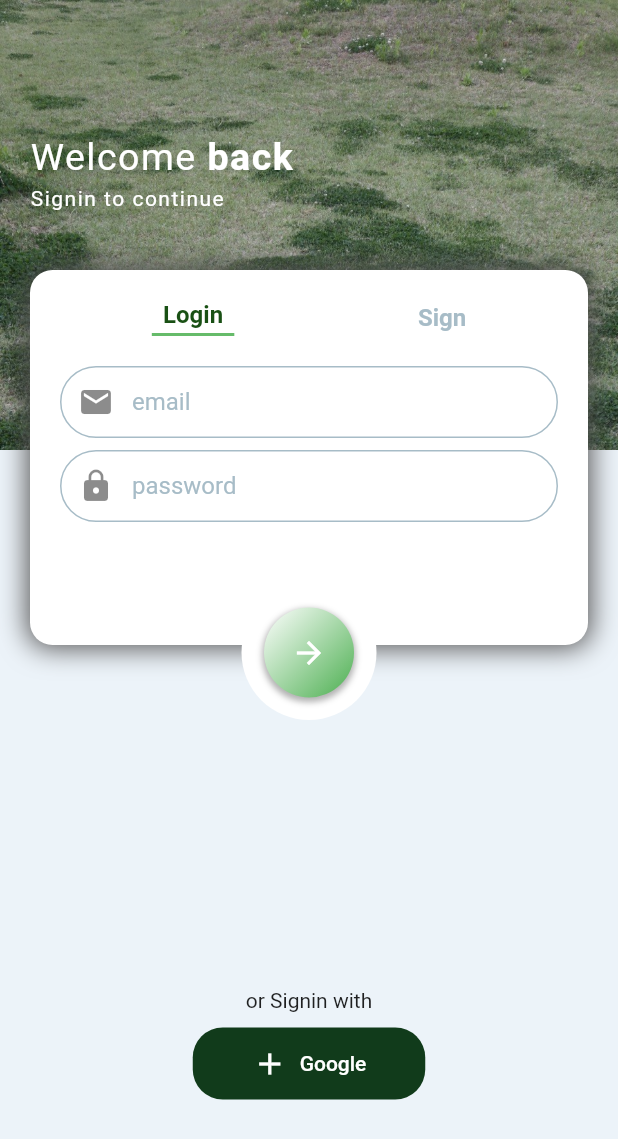
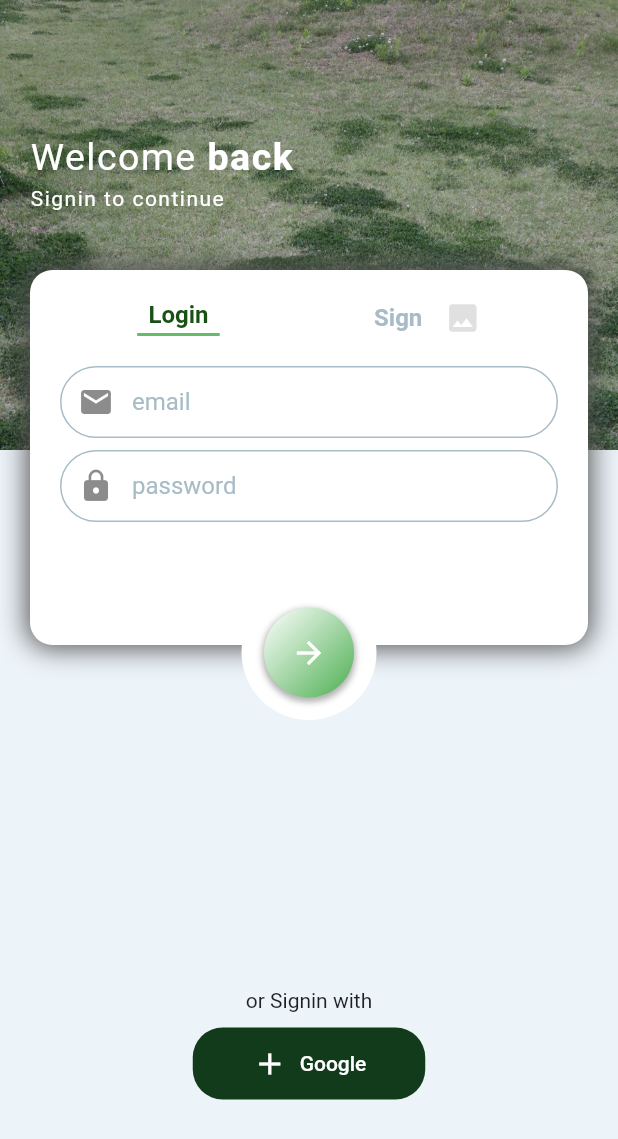
Before and after one commit to so0ng0970/chat_app, a Flutter app: the screen it shows after launch, after a tap on the "arrow forward" icon, after a tap on "Login", on a phone screen of 412 x 824 dp. Shown: the top 1139 px of the screen. Run offline on Flutter 3.47's test engine with Material 2 defaults, Android fonts, the phone set to English and light mode, and no system bars; drawn by our look-alikes of modal_progress_hud_nsn; our stand-ins replace cloud_firestore, firebase_auth, firebase_core; accounts and stored records are empty; network calls fail.

Commit message:
user,Image

```diff
--- a/lib/chatting/chat/message.dart
+++ b/lib/chatting/chat/message.dart
@@ -30,6 +30,7 @@ class Message extends StatelessWidget {
             return ChatBubble(
               chatDocs[index]['text'],
               chatDocs[index]['userId'].toString() == user!.uid,
+              chatDocs[index]['userName'],
             );
           },
         );
--- a/lib/screens/main_screen.dart
+++ b/lib/screens/main_screen.dart
@@ -1,5 +1,7 @@
+import 'package:chat_app/add_image/add_image.dart';
 import 'package:chat_app/config/palette.dart';
 import 'package:chat_app/screens/chat_screen.dart';
+import 'package:cloud_firestore/cloud_firestore.dart';
 import 'package:firebase_auth/firebase_auth.dart';
 import 'package:flutter/material.dart';
 import 'package:modal_progress_hud_nsn/modal_progress_hud_nsn.dart';
@@ -25,6 +27,18 @@ class _LoginSignupScreenState extends State<LoginSignupScreen> {
     if (isValid) {
       _formKey.currentState!.save();
     }
+  }
+
+  void showAlert(BuildContext context) {
+    showDialog(
+      context: context,
+      builder: (context) {
+        return const Dialog(
+          backgroundColor: Colors.white,
+          child: AddImage(),
+        );
+      },
+    );
   }
 
   @override
@@ -164,6 +178,8 @@ class _LoginSignupScreenState extends State<LoginSignupScreen> {
                               },
                               child: Column(
                                 children: [
+                                  Row(
+                                    children: [
                                       Text(
                                         'Sign',
                                         style: TextStyle(
@@ -174,9 +190,26 @@ class _LoginSignupScreenState extends State<LoginSignupScreen> {
                                               : Palette.textColor1,
                                         ),
                                       ),
+                                      const SizedBox(
+                                        width: 15,
+                                      ),
+                                      GestureDetector(
+                                        onTap: () {
+                                          showAlert(context);
+                                        },
+                                        child: Icon(
+                                          Icons.image,
+                                          color: isSignupScreen
+                                              ? Colors.cyan
+                                              : Colors.grey[300],
+                                        ),
+                                      )
+                                    ],
+                                  ),
                                   if (isSignupScreen)
                                     Container(
-                                      margin: const EdgeInsets.only(top: 3),
+                                      margin: const EdgeInsets.fromLTRB(
+                                          0, 3, 35, 0),
                                       height: 2,
                                       width: 55,
                                       color: Colors.green[400],
@@ -463,7 +496,11 @@ class _LoginSignupScreenState extends State<LoginSignupScreen> {
                               email: userEmail,
                               password: userPassword,
                             );
-
+                            await FirebaseFirestore.instance
+                                .collection('user')
+                                .doc(newUser.user!.uid)
+                                .set(
+                                    {'userName': userName, 'email': userEmail});
                             if (newUser.user != null) {
                               // ignore: use_build_context_synchronously
                               Navigator.push(
--- a/pubspec.yaml
+++ b/pubspec.yaml
@@ -39,6 +39,7 @@ dependencies:
   cloud_firestore: ^4.4.5
   firebase_auth: ^4.3.0
   modal_progress_hud_nsn: ^0.3.0
+  chat_bubbles: ^1.4.0
 
 dev_dependencies:
   flutter_test:
```
Also changed, not shown: lib/add_image/add_image.dart (added, +44 -0 lines), lib/chatting/chat/chat_bubble.dart (+19 -5 lines), lib/chatting/chat/new_message.dart (+8 -2 lines), 1 other file. Lines whose indentation alone changed are shown as unchanged.
